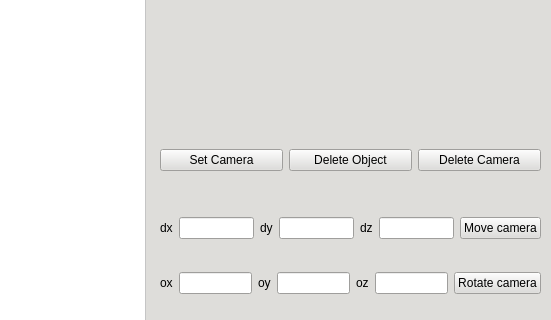
SINdeletE/OOP, file lab_03/lab_03_qt/mainwindow.ui: the form before one commit; both pictures show x 570 to 1121 and y 279 to 599 of the 1121 by 828 pixel window.
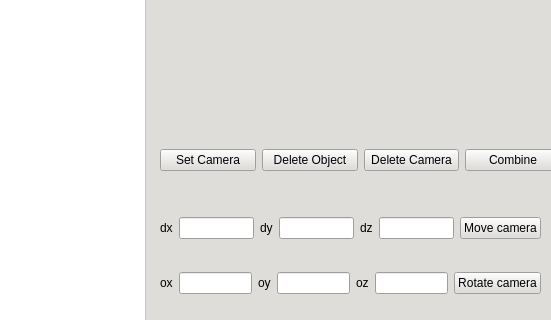
The form after the commit.

```diff
--- a/lab_03/lab_03_qt/mainwindow.ui
+++ b/lab_03/lab_03_qt/mainwindow.ui
@@ -1270,7 +1270,7 @@
      <rect>
       <x>730</x>
       <y>400</y>
-      <width>381</width>
+      <width>401</width>
       <height>41</height>
      </rect>
     </property>
@@ -1296,6 +1296,13 @@
        </property>
       </widget>
      </item>
+     <item>
+      <widget class="QPushButton" name="CombineButton">
+       <property name="text">
+        <string>Combine</string>
+       </property>
+      </widget>
+     </item>
     </layout>
    </widget>
   </widget>
```
